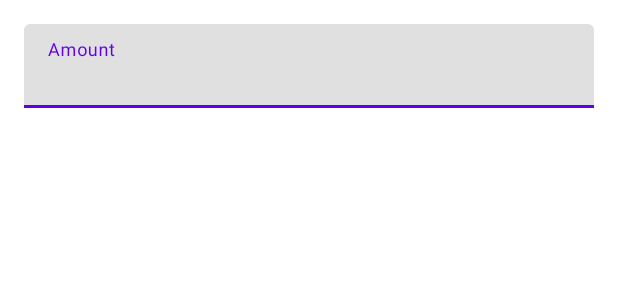
After one commit to grandchild/Quickshopper3000, an Android app: the layout dialog_set_item_amount.xml on its own in the app's theme, with its tools: preview values and no code run, on a phone screen of 412 x 824 dp. The commit adds this screen. Shown: the top 300 px of the screen. Run offline under Robolectric (Android 15) with nearby library versions, the light colour scheme and no system bars.

Commit message:
Add checked modal and unifiy code for amounts

```diff
--- a/app/src/main/java/org/effekthasch/quickshopper3k/data/sync/SyncManager.kt
+++ b/app/src/main/java/org/effekthasch/quickshopper3k/data/sync/SyncManager.kt
@@ -9,6 +9,7 @@ import kotlinx.coroutines.isActive
 import kotlinx.coroutines.launch
 import kotlinx.coroutines.withContext
 import org.json.JSONArray
+import org.json.JSONObject
 import org.effekthasch.quickshopper3k.data.local.AppDatabase
 import org.effekthasch.quickshopper3k.data.local.SyncStateEntity
 
--- /dev/null
+++ b/app/src/main/res/layout/dialog_set_item_amount.xml
@@ -0,0 +1,24 @@
+<?xml version="1.0" encoding="utf-8"?>
+<LinearLayout xmlns:android="http://schemas.android.com/apk/res/android"
+    android:layout_width="match_parent"
+    android:layout_height="wrap_content"
+    android:orientation="vertical"
+    android:padding="16dp">
+
+    <com.google.android.material.textfield.TextInputLayout
+        android:id="@+id/itemAmountInputLayout"
+        android:layout_width="match_parent"
+        android:layout_height="wrap_content"
+        android:hint="@string/context_menu_amount">
+
+        <com.google.android.material.textfield.TextInputEditText
+            android:id="@+id/itemAmountInput"
+            android:layout_width="match_parent"
+            android:layout_height="wrap_content"
+            android:inputType="number"
+            android:maxLines="1"
+            android:imeOptions="actionDone" />
+
+    </com.google.android.material.textfield.TextInputLayout>
+
+</LinearLayout>
--- a/app/src/main/res/values/strings.xml
+++ b/app/src/main/res/values/strings.xml
@@ -34,7 +34,8 @@
     <string name="context_menu_unavailable">Unavailable in store</string>
     <string name="context_menu_available">Available in store</string>
     <string name="context_menu_amount">Amount</string>
-
+    <string name="set_item_amount_title">Set Amount</string>
+    <string name="error_invalid_amount">Amount must be at least 1</string>
 
     <string name="import_items_title">Import Items</string>
     <string name="import_items_hint">Paste items here (one per line)</string>
```
Also changed, not shown: app/src/main/java/org/effekthasch/quickshopper3k/ui/common/ItemAmountBadge.kt (added, +15 -0 lines), app/src/main/java/org/effekthasch/quickshopper3k/ui/main/MainFragment.kt (+84 -11 lines), app/src/main/java/org/effekthasch/quickshopper3k/ui/main/MainItemsAdapter.kt (+2 -6 lines), app/src/main/res/layout/dialog_item_context_menu.xml (+11 -2 lines).
